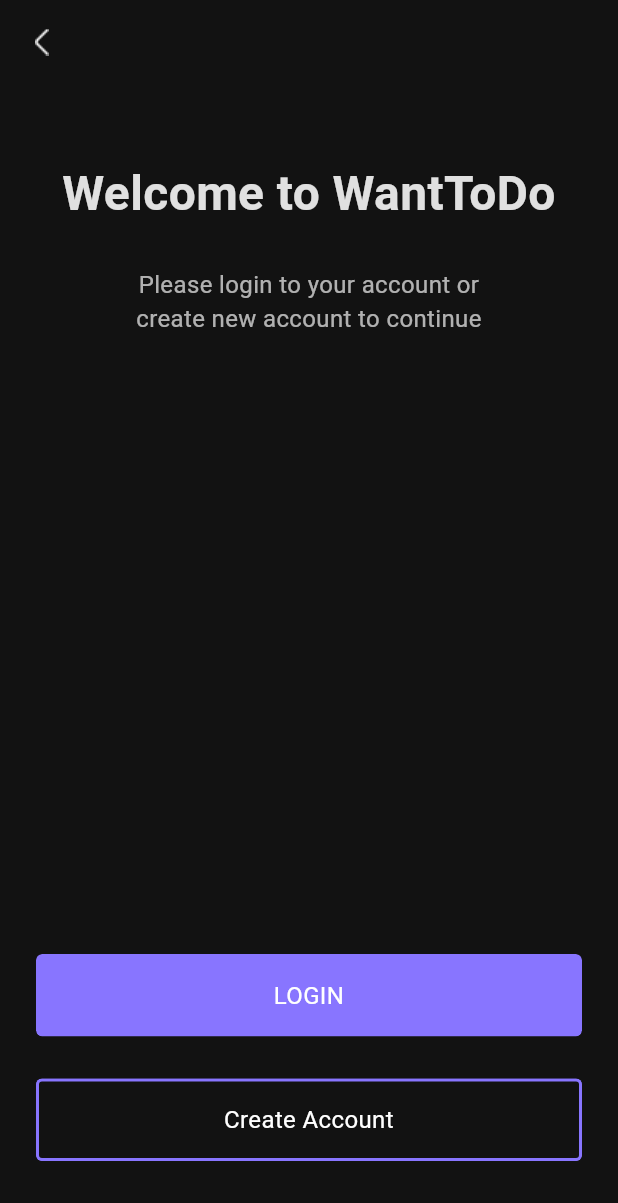
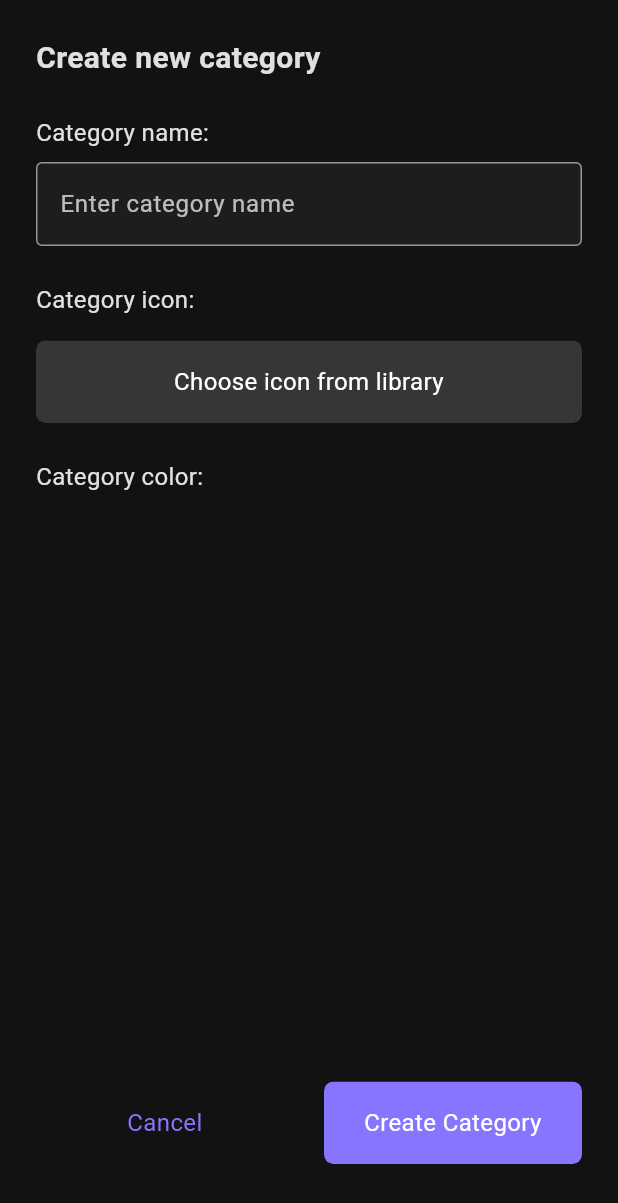
Before and after one commit to DargaHasanBasri/want_to_do, a Flutter app: the screen it shows after launch, on a phone screen of 412 x 824 dp. Shown: the top 1203 px of the screen. Run offline on Flutter 3.47's test engine with Material 3 defaults, Android fonts, the phone set to English and light mode, and no system bars; our stand-ins replace cached_network_image, easy_localization, fluttertoast, get_it, shared_preferences.

Commit message:
Create category page

```diff
--- a/assets/langs/en-US.json
+++ b/assets/langs/en-US.json
@@ -62,5 +62,14 @@
   "errorMessages": {
     "missingOrIncorrect": "You have entered incompletely or incorrectly!",
     "emptyOrNotSame": "Please do not leave any empty fields and enter the same passwords!"
+  },
+  "category": {
+    "categoryTitle": "Create new category",
+    "categoryName": "Category name:",
+    "categoryNameHintText": "Enter category name",
+    "categoryIcon": "Category icon:",
+    "chooseIconFromLibrary": "Choose icon from library",
+    "categoryColor": "Category color:",
+    "createCategory": "Create Category"
   }
 }
--- a/assets/langs/tr-TR.json
+++ b/assets/langs/tr-TR.json
@@ -62,5 +62,14 @@
   "errorMessages": {
     "missingOrIncorrect": "Eksik veya hatalı giriş yaptınız!",
     "emptyOrNotSame": "Lütfen boş alan bırakmayın ve aynı şifreleri girin!"
+  },
+  "category": {
+    "categoryTitle": "Yeni Kategori Oluştur",
+    "categoryName": "Kategori isim:",
+    "categoryNameHintText": "Kategori isim gir",
+    "categoryIcon": "Kategori ikon:",
+    "chooseIconFromLibrary": "Kütüphaneden ikon seç",
+    "categoryColor": "Kategori Renk:",
+    "createCategory": "Kategori Oluştur"
   }
 }
--- a/lib/export.dart
+++ b/lib/export.dart
@@ -59,3 +59,6 @@
 export 'package:want_to_do/ui/pages/settings/components/settings_item.dart';
 export 'package:want_to_do/ui/widgets/custom_popup.dart';
 export 'package:want_to_do/ui/widgets/custom_radio_button.dart';
+export 'package:want_to_do/ui/pages/category/category_page.dart';
+export 'package:want_to_do/ui/pages/category/category_view_model.dart';
+export 'package:want_to_do/ui/pages/category/category_provider.dart';
--- a/lib/main.dart
+++ b/lib/main.dart
@@ -44,7 +44,7 @@
       locale: context.locale,
       navigatorKey: locator<AppRoutes>().baseNavigatorKey,
       onGenerateRoute: Routes.generateRoute,
-      initialRoute: Routes.Splash,
+      initialRoute: Routes.Category,
       theme: ThemeData(
         colorScheme: ColorScheme.fromSeed(seedColor: Colors.deepPurple),
         useMaterial3: true,
--- a/lib/routes/routes.dart
+++ b/lib/routes/routes.dart
@@ -11,6 +11,7 @@
   static const String MainTab = 'mainTabProvider';
   static const String Home = 'homeProvider';
   static const String Settings = 'settingsProvider';
+  static const String Category = 'categoryProvider';
 
   static Route<dynamic> generateRoute(RouteSettings settings) {
     switch (settings.name) {
@@ -50,6 +51,10 @@
         return MaterialPageRoute(
           builder: (context) => SettingsProvider(),
         );
+      case Routes.Category:
+        return MaterialPageRoute(
+          builder: (context) => CategoryProvider(),
+        );
       default:
         return MaterialPageRoute(
           builder: (context) => Scaffold(
--- /dev/null
+++ b/lib/ui/pages/category/category_page.dart
@@ -0,0 +1,99 @@
+import 'package:want_to_do/export.dart';
+import 'package:want_to_do/generated/locale_keys.g.dart';
+
+class CategoryPage extends StatefulWidget {
+  const CategoryPage({super.key});
+
+  @override
+  State<CategoryPage> createState() => _CategoryPageState();
+}
+
+class _CategoryPageState extends BaseStatefulState<CategoryPage> {
+  TextEditingController _categoryNameController = TextEditingController();
+
+  @override
+  Widget build(BuildContext context) {
+    return Scaffold(
+      backgroundColor: AppColors.backgroundColor,
+      body: _buildBody(),
+    );
+  }
+
+  SafeArea _buildBody() {
+    return SafeArea(
+      child: Padding(
+        padding: AppPaddings.pagePaddingAll,
+        child: Column(
+          crossAxisAlignment: CrossAxisAlignment.start,
+          children: [
+            Text(
+              LocaleKeys.category_categoryTitle.locale,
+              style: TextStyle(
+                fontSize: 20,
+                fontWeight: FontWeight.w700,
+                color: AppColors.white.withOpacity(0.87),
+              ),
+            ),
+            SizedBox(height: 24),
+            CustomTextFormField(
+              controller: _categoryNameController,
+              textFieldBgColor: AppColors.darkJungleGreen,
+              textFieldTitle: LocaleKeys.category_categoryName.locale,
+              hintText: LocaleKeys.category_categoryNameHintText.locale,
+            ),
+            SizedBox(height: 24),
+            Text(
+              LocaleKeys.category_categoryIcon.locale,
+              style: TextStyle(
+                fontSize: 16,
+                fontWeight: FontWeight.w400,
+                color: AppColors.white.withOpacity(0.87),
+              ),
+            ),
+            SizedBox(height: 16),
+            CustomButton(
+              title: LocaleKeys.category_chooseIconFromLibrary.locale,
+              backgroundColor: AppColors.darkGrey,
+              borderRadius: 6,
+              onClick: () {},
+            ),
+            SizedBox(height: 24),
+            Text(
+              LocaleKeys.category_categoryColor.locale,
+              style: TextStyle(
+                fontSize: 16,
+                fontWeight: FontWeight.w400,
+                color: AppColors.white.withOpacity(0.87),
+              ),
+            ),
+            Spacer(),
+            Padding(
+              padding: const EdgeInsets.symmetric(vertical: 24),
+              child: Row(
+                children: [
+                  Expanded(
+                    child: CustomButton(
+                      title: LocaleKeys.cancel.locale,
+                      titleColor: AppColors.crocusPurple,
+                      borderRadius: 6,
+                      backgroundColor: AppColors.backgroundColor,
+                      onClick: () {},
+                    ),
+                  ),
+                  SizedBox(width: 20),
+                  Expanded(
+                    child: CustomButton(
+                      title: LocaleKeys.category_createCategory.locale,
+                      borderRadius: 6,
+                      onClick: () {},
+                    ),
+                  ),
+                ],
+              ),
+            ),
+          ],
+        ),
+      ),
+    );
+  }
+}
--- /dev/null
+++ b/lib/ui/pages/category/category_provider.dart
@@ -0,0 +1,13 @@
+import 'package:want_to_do/export.dart';
+
+class CategoryProvider extends StatelessWidget {
+  const CategoryProvider({super.key});
+
+  @override
+  Widget build(BuildContext context) {
+    return ChangeNotifierProvider(
+      create: (context) => CategoryViewModel(),
+      child: const CategoryPage(),
+    );
+  }
+}
--- /dev/null
+++ b/lib/ui/pages/category/category_view_model.dart
@@ -0,0 +1,5 @@
+import 'package:want_to_do/base/base_view_model.dart';
+
+class CategoryViewModel extends BaseViewModel {
+
+}
--- a/lib/ui/widgets/custom_button.dart
+++ b/lib/ui/widgets/custom_button.dart
@@ -41,6 +41,13 @@
                 color: borderColor ?? Colors.transparent,
                 width: 2,
               ),
+              boxShadow: [
+                BoxShadow(
+                  color: AppColors.black.withOpacity(0.25),
+                  offset: Offset(0, 4),
+                  blurRadius: 4,
+                ),
+              ],
               borderRadius: BorderRadius.circular(borderRadius ?? 4.0),
             ),
             child: Padding(
@@ -81,7 +88,7 @@
         ),
       );
     } else {
-      return const SizedBox();
+      return SizedBox();
     }
   }
 }
```
Also changed, not shown: lib/generated/locale_keys.g.dart.
